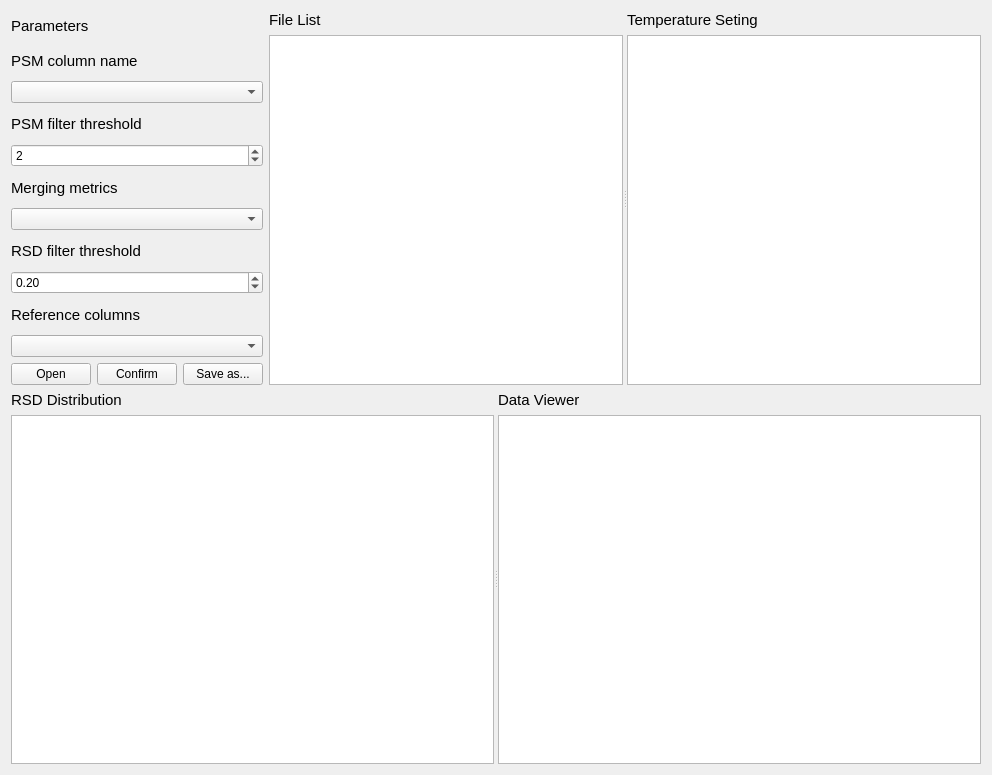
hcji/ProSAP, file Preprocess.ui: the form before one commit.
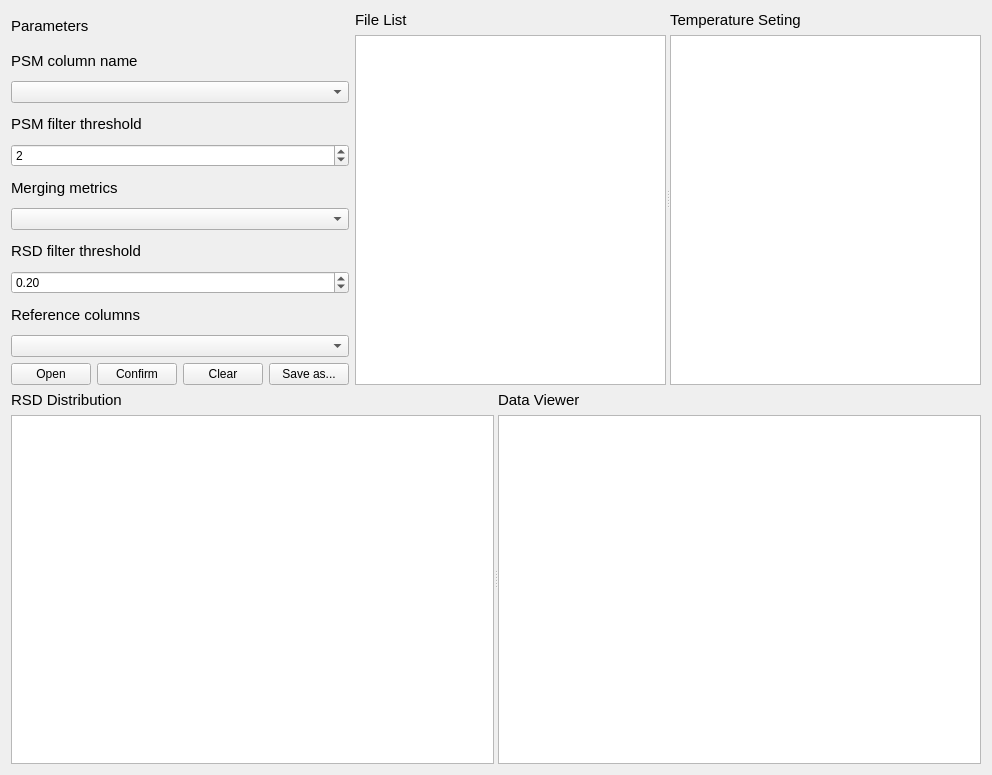
The form after the commit.

Diff of the .ui file:
```diff
--- a/Preprocess.ui
+++ b/Preprocess.ui
@@ -20,35 +20,7 @@
       <layout class="QHBoxLayout" name="horizontalLayout">
        <item>
         <layout class="QGridLayout" name="gridLayout">
-         <item row="11" column="0">
-          <widget class="QPushButton" name="pushButtonOpen">
-           <property name="text">
-            <string>Open</string>
-           </property>
-          </widget>
-         </item>
-         <item row="11" column="1">
-          <widget class="QPushButton" name="pushButtonConfirm">
-           <property name="text">
-            <string>Confirm</string>
-           </property>
-          </widget>
-         </item>
-         <item row="11" column="2">
-          <widget class="QPushButton" name="pushButtonSave">
-           <property name="text">
-            <string>Save as...</string>
-           </property>
-          </widget>
-         </item>
-         <item row="4" column="0" colspan="3">
-          <widget class="QSpinBox" name="spinBoxPSMFilter">
-           <property name="value">
-            <number>2</number>
-           </property>
-          </widget>
-         </item>
-         <item row="2" column="0" colspan="3">
+         <item row="2" column="0" colspan="4">
           <widget class="QComboBox" name="comboBoxPSM">
            <property name="contextMenuPolicy">
             <enum>Qt::DefaultContextMenu</enum>
@@ -61,7 +33,7 @@
            </property>
           </widget>
          </item>
-         <item row="0" column="0" colspan="3">
+         <item row="0" column="0" colspan="4">
           <widget class="QLabel" name="label_1">
            <property name="font">
             <font>
@@ -74,25 +46,10 @@
            </property>
           </widget>
          </item>
-         <item row="5" column="0" colspan="3">
-          <widget class="QLabel" name="label_7">
-           <property name="font">
-            <font>
-             <pointsize>11</pointsize>
-            </font>
-           </property>
-           <property name="contextMenuPolicy">
-            <enum>Qt::NoContextMenu</enum>
-           </property>
-           <property name="text">
-            <string>Merging metrics</string>
-           </property>
-           <property name="alignment">
-            <set>Qt::AlignLeading|Qt::AlignLeft|Qt::AlignVCenter</set>
-           </property>
-          </widget>
+         <item row="6" column="0" colspan="4">
+          <widget class="QComboBox" name="comboBoxMerging"/>
          </item>
-         <item row="3" column="0" colspan="3">
+         <item row="3" column="0" colspan="4">
           <widget class="QLabel" name="label_6">
            <property name="font">
             <font>
@@ -107,7 +64,28 @@
            </property>
           </widget>
          </item>
-         <item row="1" column="0" colspan="3">
+         <item row="11" column="1">
+          <widget class="QPushButton" name="pushButtonConfirm">
+           <property name="text">
+            <string>Confirm</string>
+           </property>
+          </widget>
+         </item>
+         <item row="11" column="3">
+          <widget class="QPushButton" name="pushButtonSave">
+           <property name="text">
+            <string>Save as...</string>
+           </property>
+          </widget>
+         </item>
+         <item row="4" column="0" colspan="4">
+          <widget class="QSpinBox" name="spinBoxPSMFilter">
+           <property name="value">
+            <number>2</number>
+           </property>
+          </widget>
+         </item>
+         <item row="1" column="0" colspan="4">
           <widget class="QLabel" name="label_5">
            <property name="font">
             <font>
@@ -122,10 +100,14 @@
            </property>
           </widget>
          </item>
-         <item row="6" column="0" colspan="3">
-          <widget class="QComboBox" name="comboBoxMerging"/>
+         <item row="11" column="0">
+          <widget class="QPushButton" name="pushButtonOpen">
+           <property name="text">
+            <string>Open</string>
+           </property>
+          </widget>
          </item>
-         <item row="8" column="0" colspan="3">
+         <item row="8" column="0" colspan="4">
           <widget class="QDoubleSpinBox" name="doubleSpinBoxRSDFilter">
            <property name="singleStep">
             <double>0.020000000000000</double>
@@ -135,7 +117,7 @@
            </property>
           </widget>
          </item>
-         <item row="7" column="0" colspan="3">
+         <item row="7" column="0" colspan="4">
           <widget class="QLabel" name="label_8">
            <property name="font">
             <font>
@@ -150,10 +132,10 @@
            </property>
           </widget>
          </item>
-         <item row="10" column="0" colspan="3">
+         <item row="10" column="0" colspan="4">
           <widget class="QComboBox" name="comboBoxReference"/>
          </item>
-         <item row="9" column="0" colspan="3">
+         <item row="9" column="0" colspan="4">
           <widget class="QLabel" name="label_10">
            <property name="font">
             <font>
@@ -171,6 +153,31 @@
            </property>
           </widget>
          </item>
+         <item row="11" column="2">
+          <widget class="QPushButton" name="pushButtonClear">
+           <property name="text">
+            <string>Clear</string>
+           </property>
+          </widget>
+         </item>
+         <item row="5" column="0" colspan="4">
+          <widget class="QLabel" name="label_7">
+           <property name="font">
+            <font>
+             <pointsize>11</pointsize>
+            </font>
+           </property>
+           <property name="contextMenuPolicy">
+            <enum>Qt::NoContextMenu</enum>
+           </property>
+           <property name="text">
+            <string>Merging metrics</string>
+           </property>
+           <property name="alignment">
+            <set>Qt::AlignLeading|Qt::AlignLeft|Qt::AlignVCenter</set>
+           </property>
+          </widget>
+         </item>
         </layout>
        </item>
        <item>
@@ -178,7 +185,7 @@
          <property name="orientation">
           <enum>Qt::Horizontal</enum>
          </property>
-         <widget class="QWidget" name="">
+         <widget class="QWidget" name="layoutWidget">
           <layout class="QVBoxLayout" name="verticalLayout">
            <item>
             <widget class="QLabel" name="label_2">
@@ -198,7 +205,7 @@
            </item>
           </layout>
          </widget>
-         <widget class="QWidget" name="">
+         <widget class="QWidget" name="layoutWidget">
           <layout class="QVBoxLayout" name="verticalLayout_2">
            <item>
             <widget class="QLabel" name="label_9">
```
Left out of the diff: 4 changed lines with no effect on the pictures.
